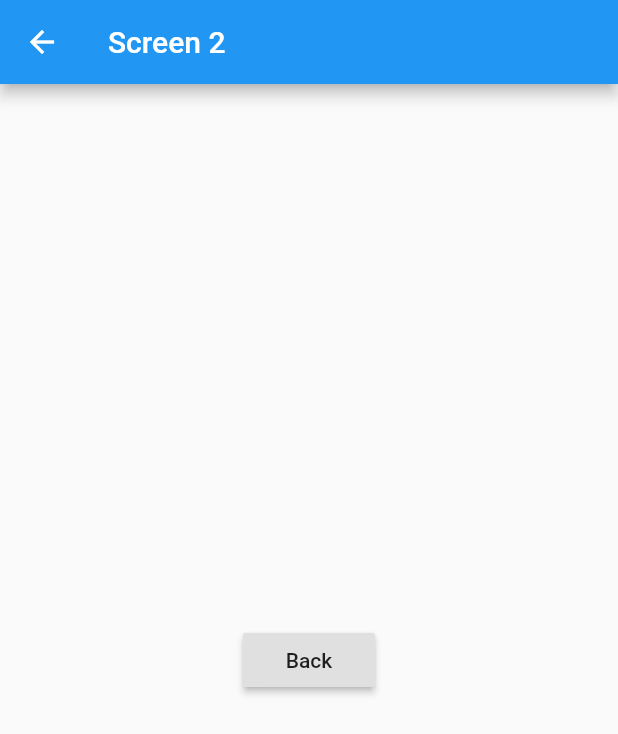
After one commit to ikhsanalatsary/firebasecontact, a Flutter app: the screen it shows after launch, after a tap on "To Screen 2", on a phone screen of 412 x 824 dp. The commit adds this screen. Shown: the top 734 px of the screen. Run offline on Flutter 3.47's test engine with Material 2 defaults, Android fonts, the phone set to English and light mode, and no system bars.

Commit message:
add basic widget

```diff
--- /dev/null
+++ b/lib/basic/navigation.dart
@@ -0,0 +1,55 @@
+import 'package:flutter/material.dart';
+
+class NavigationExample extends StatefulWidget {
+  @override
+  _NavigationExampleState createState() => _NavigationExampleState();
+}
+
+class _NavigationExampleState extends State<NavigationExample> {
+  @override
+  Widget build(BuildContext context) {
+    return Scaffold(
+      appBar: AppBar(
+        title: Text("Screen 1"),
+      ),
+      body: Center(
+        child: Container(
+          child: RaisedButton(
+            child: Text("To Screen 2"),
+            onPressed: () {
+              Navigator.push(context, MaterialPageRoute(builder: (context) => SecondScreen()));
+            },
+          ),
+        ),
+      ),
+    );
+  }
+}
+
+class SecondScreen extends StatefulWidget {
+  @override
+  _SecondScreenState createState() => _SecondScreenState();
+}
+
+class _SecondScreenState extends State<SecondScreen> {
+  @override
+  Widget build(BuildContext context) {
+     return Scaffold(
+      appBar: AppBar(
+        title: Text("Screen 2"),
+      ),
+      body: Center(
+        child: Container(
+          child: RaisedButton(
+            child: Text(
+              "Back"
+            ),
+            onPressed: () {
+              Navigator.pop(context);
+            },
+          ),
+        ),
+      ),
+    );
+  }
+}
--- a/lib/main.dart
+++ b/lib/main.dart
@@ -1,3 +1,6 @@
+import 'package:firebasecontact/basic/container.dart';
+import 'package:firebasecontact/basic/navigation.dart';
+import 'package:firebasecontact/basic/stack.dart';
 import 'package:flutter/material.dart';
 
 void main() => runApp(MyApp());
@@ -7,6 +10,7 @@ class MyApp extends StatelessWidget {
   @override
   Widget build(BuildContext context) {
     return MaterialApp(
+      debugShowCheckedModeBanner: false,
       title: 'Flutter Demo',
       theme: ThemeData(
         // This is the theme of your application.
@@ -20,7 +24,7 @@ class MyApp extends StatelessWidget {
         // is not restarted.
         primarySwatch: Colors.blue,
       ),
-      home: MyHomePage(title: 'Flutter Demo Home Page'),
+      home: NavigationExample(),
     );
   }
 }
```
Also changed, not shown: lib/basic/container.dart (added, +47 -0 lines), lib/basic/stack.dart (added, +31 -0 lines).
